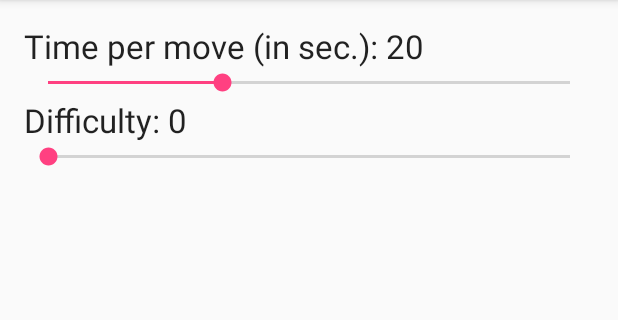
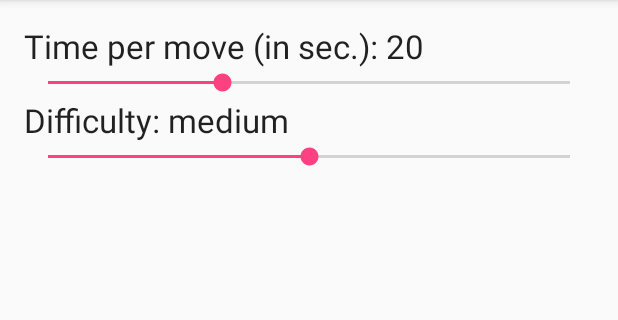
Before and after one commit to pixelfehler1996/TicTacToe, an Android app: the SettingsActivity screen opened directly, with no data from a screen before it, on a phone screen of 412 x 824 dp, the part 84-404 px from its top. Run offline under Robolectric (Android 15) with nearby library versions, the phone set to English and light mode, and no system bars.

Commit message:
difficulty setting

```diff
--- a/app/src/main/java/com/example/laudien/tictactoe/SettingsActivity.java
+++ b/app/src/main/java/com/example/laudien/tictactoe/SettingsActivity.java
@@ -3,12 +3,16 @@ package com.example.laudien.tictactoe;
 import android.content.SharedPreferences;
 import android.support.v7.app.AppCompatActivity;
 import android.os.Bundle;
+import android.util.Log;
 import android.widget.SeekBar;
 import android.widget.TextView;
 
 public class SettingsActivity extends AppCompatActivity {
     SeekBar timeSeekBar;
+    SeekBar difficultySeekBar;
     TextView timeTextView;
+    TextView difficultyTextView;
+    SharedPreferences sharedPreferences;
 
     @Override
     protected void onCreate(Bundle savedInstanceState) {
@@ -16,13 +20,14 @@ public class SettingsActivity extends AppCompatActivity {
         setContentView(R.layout.activity_settings);
 
         timeSeekBar = (SeekBar)findViewById(R.id.timeSeekBar);
+        difficultySeekBar = (SeekBar)findViewById(R.id.difficultySeekBar);
         timeTextView = (TextView)findViewById(R.id.timeTextView);
+        difficultyTextView = (TextView)findViewById(R.id.difficultyTextView);
+        sharedPreferences = getSharedPreferences("com.example.laudien.tictactoe",0);
 
-        SharedPreferences savedTime = getSharedPreferences("savedTime",0);
-        timeSeekBar.setProgress(savedTime.getInt("savedTime",20));
-
+        // Initialize timeSeekBar
+        timeSeekBar.setProgress(sharedPreferences.getInt("savedTime",20));
         timeTextView.setText(Integer.toString(timeSeekBar.getProgress()));
-
         timeSeekBar.setOnSeekBarChangeListener(new SeekBar.OnSeekBarChangeListener() {
             @Override
             public void onProgressChanged(SeekBar seekBar, int i, boolean b) {
@@ -40,13 +45,48 @@ public class SettingsActivity extends AppCompatActivity {
 
             }
         });
+
+        // Initialize difficultySeekBar
+        difficultySeekBar.setProgress(sharedPreferences.getInt("difficulty", 1));
+        difficultyTextView.setText(difficultyToString(difficultySeekBar.getProgress()));
+        difficultySeekBar.setOnSeekBarChangeListener(new SeekBar.OnSeekBarChangeListener() {
+            @Override
+            public void onProgressChanged(SeekBar seekBar, int i, boolean b) {
+                difficultyTextView.setText(difficultyToString(i));
+            }
+
+            @Override
+            public void onStartTrackingTouch(SeekBar seekBar) {
+
+            }
+
+            @Override
+            public void onStopTrackingTouch(SeekBar seekBar) {
+
+            }
+        });
+    }
+    String difficultyToString(int difficulty){
+        String diffString = "";
+        switch (difficulty){
+            case 0:
+                diffString = getResources().getString(R.string.easy);
+                break;
+            case 1:
+                diffString = getResources().getString(R.string.medium);
+                break;
+            case 2:
+                diffString = getResources().getString(R.string.hard);
+        }
+        return diffString;
     }
 
     @Override
-    protected void onStop() {
-        super.onStop();
-
-        SharedPreferences savedTime = getSharedPreferences("savedTime",0);
-        savedTime.edit().putInt("savedTime", timeSeekBar.getProgress()).apply();
+    protected void onPause() {
+        super.onPause();
+        sharedPreferences.edit()
+                .putInt("savedTime", timeSeekBar.getProgress())
+                .putInt("difficulty", difficultySeekBar.getProgress())
+                .apply();
     }
 }
--- a/app/src/main/res/layout/activity_settings.xml
+++ b/app/src/main/res/layout/activity_settings.xml
@@ -55,7 +55,7 @@
     <SeekBar
         android:layout_width="wrap_content"
         android:layout_height="20dp"
-        android:id="@+id/seekBarDifficulty"
+        android:id="@+id/difficultySeekBar"
         android:max="2"
         android:progress="0"
         android:indeterminate="false"
@@ -69,7 +69,7 @@
         android:layout_width="wrap_content"
         android:layout_height="wrap_content"
         android:textAppearance="?android:attr/textAppearanceLarge"
-        android:id="@+id/textView3"
+        android:id="@+id/difficultyTextView"
         android:text="0"
         android:layout_below="@+id/timeSeekBar"
         android:layout_toRightOf="@+id/textView2"
--- a/app/src/main/res/values/strings.xml
+++ b/app/src/main/res/values/strings.xml
@@ -9,4 +9,7 @@
     <string name="time_per_move">Time per move (in sec.):</string>
     <string name="action_settings">Settings</string>
     <string name="difficulty">Difficulty:</string>
+    <string name="easy">easy</string>
+    <string name="medium">medium</string>
+    <string name="hard">hard</string>
 </resources>
```
Also changed, not shown: 1 other file.
